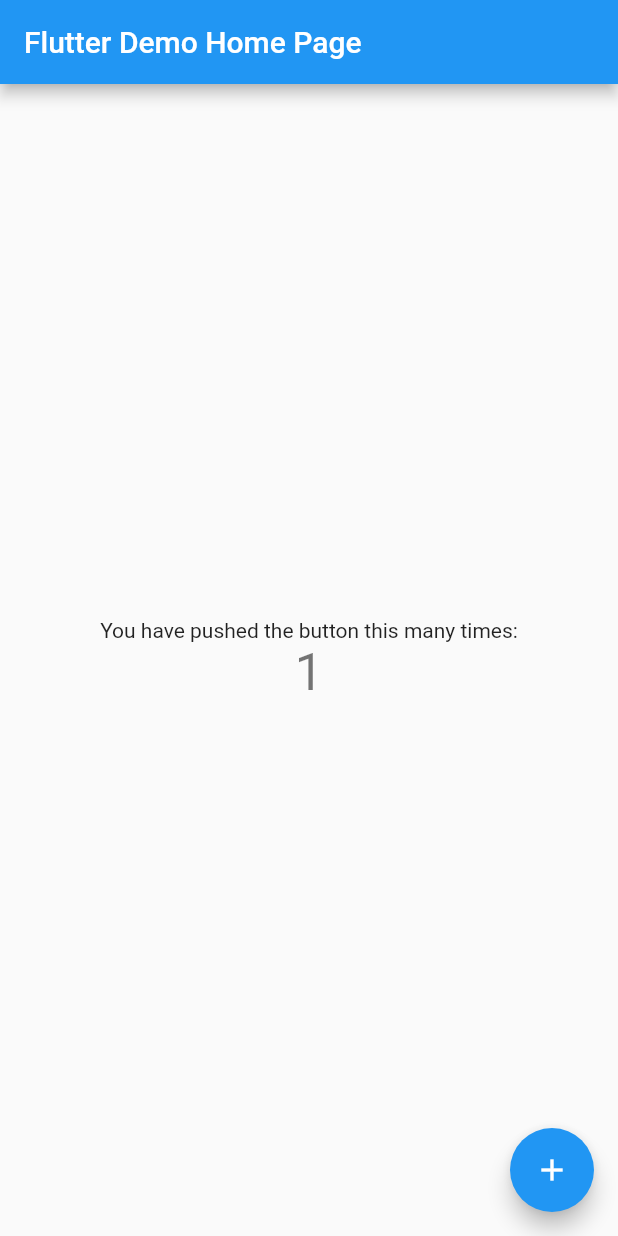
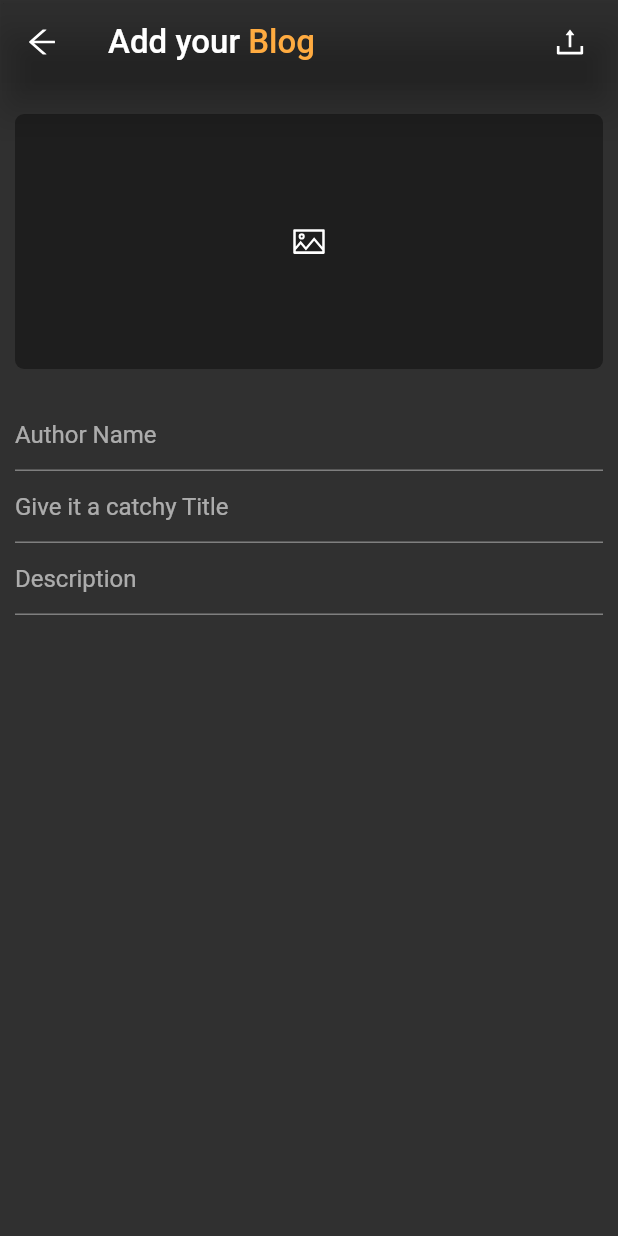
Before and after one commit to fidelisakilan/flutter_blog, a Flutter app: the screen it shows after launch, after a tap on the "add" icon, on a phone screen of 412 x 824 dp. Run offline on Flutter 3.47's test engine with Material 2 defaults, Android fonts, the phone set to English and light mode, and no system bars; our stand-ins replace cloud_firestore, firebase_core, firebase_storage, flutter_icons, image_picker, random_string; accounts and stored records are empty; network calls fail.

Commit message:
until vid 4 and kinda ui done

```diff
--- a/lib/main.dart
+++ b/lib/main.dart
@@ -1,6 +1,12 @@
+import 'package:firebase_core/firebase_core.dart';
 import 'package:flutter/material.dart';
+import 'package:flutter_blogger/views/home.dart';
 
-void main() {
+void main() async {
+  WidgetsFlutterBinding.ensureInitialized();
+
+  await Firebase.initializeApp();
+
   runApp(MyApp());
 }
 
@@ -10,108 +16,8 @@
   Widget build(BuildContext context) {
     return MaterialApp(
       title: 'Flutter Demo',
-      theme: ThemeData(
-        // This is the theme of your application.
-        //
-        // Try running your application with "flutter run". You'll see the
-        // application has a blue toolbar. Then, without quitting the app, try
-        // changing the primarySwatch below to Colors.green and then invoke
-        // "hot reload" (press "r" in the console where you ran "flutter run",
-        // or simply save your changes to "hot reload" in a Flutter IDE).
-        // Notice that the counter didn't reset back to zero; the application
-        // is not restarted.
-        primarySwatch: Colors.blue,
-        // This makes the visual density adapt to the platform that you run
-        // the app on. For desktop platforms, the controls will be smaller and
-        // closer together (more dense) than on mobile platforms.
-        visualDensity: VisualDensity.adaptivePlatformDensity,
-      ),
-      home: MyHomePage(title: 'Flutter Demo Home Page'),
+      theme: ThemeData.dark(),
+      home: HomePage(),
     );
   }
 }
-
-class MyHomePage extends StatefulWidget {
-  MyHomePage({Key key, this.title}) : super(key: key);
-
-  // This widget is the home page of your application. It is stateful, meaning
-  // that it has a State object (defined below) that contains fields that affect
-  // how it looks.
-
-  // This class is the configuration for the state. It holds the values (in this
-  // case the title) provided by the parent (in this case the App widget) and
-  // used by the build method of the State. Fields in a Widget subclass are
-  // always marked "final".
-
-  final String title;
-
-  @override
-  _MyHomePageState createState() => _MyHomePageState();
-}
-
-class _MyHomePageState extends State<MyHomePage> {
-  int _counter = 0;
-
-  void _incrementCounter() {
-    setState(() {
-      // This call to setState tells the Flutter framework that something has
-      // changed in this State, which causes it to rerun the build method below
-      // so that the display can reflect the updated values. If we changed
-      // _counter without calling setState(), then the build method would not be
-      // called again, and so nothing would appear to happen.
-      _counter++;
-    });
-  }
-
-  @override
-  Widget build(BuildContext context) {
-    // This method is rerun every time setState is called, for instance as done
-    // by the _incrementCounter method above.
-    //
-    // The Flutter framework has been optimized to make rerunning build methods
-    // fast, so that you can just rebuild anything that needs updating rather
-    // than having to individually change instances of widgets.
-    return Scaffold(
-      appBar: AppBar(
-        // Here we take the value from the MyHomePage object that was created by
-        // the App.build method, and use it to set our appbar title.
-        title: Text(widget.title),
-      ),
-      body: Center(
-        // Center is a layout widget. It takes a single child and positions it
-        // in the middle of the parent.
-        child: Column(
-          // Column is also a layout widget. It takes a list of children and
-          // arranges them vertically. By default, it sizes itself to fit its
-          // children horizontally, and tries to be as tall as its parent.
-          //
-          // Invoke "debug painting" (press "p" in the console, choose the
-          // "Toggle Debug Paint" action from the Flutter Inspector in Android
-          // Studio, or the "Toggle Debug Paint" command in Visual Studio Code)
-          // to see the wireframe for each widget.
-          //
-          // Column has various properties to control how it sizes itself and
-          // how it positions its children. Here we use mainAxisAlignment to
-          // center the children vertically; the main axis here is the vertical
-          // axis because Columns are vertical (the cross axis would be
-          // horizontal).
-          mainAxisAlignment: MainAxisAlignment.center,
-          children: <Widget>[
-            Text(
-              'You have pushed the button this many times:',
-            ),
-            Text(
-              '$_counter',
-              style: Theme.of(context).textTheme.headline4,
-            ),
-          ],
-        ),
-      ),
-      floatingActionButton: FloatingActionButton(
-        onPressed: _incrementCounter,
-        tooltip: 'Increment',
-        child: Icon(Icons.add),
-      ), // This trailing comma makes auto-formatting nicer for build methods.
-    );
-  }
-}
--- /dev/null
+++ b/lib/services/crud.dart
@@ -0,0 +1,16 @@
+import 'package:cloud_firestore/cloud_firestore.dart';
+
+class CrudMethods {
+  Future<void> addData(blogData) async {
+    FirebaseFirestore.instance
+        .collection("blogs")
+        .add(blogData)
+        .catchError((e) {
+      print(e);
+    });
+  }
+
+  getData() async {
+    return await FirebaseFirestore.instance.collection("blogs").get();
+  }
+}
--- /dev/null
+++ b/lib/views/create_blog.dart
@@ -0,0 +1,154 @@
+import 'dart:io';
+
+import 'package:firebase_storage/firebase_storage.dart';
+import 'package:flutter/material.dart';
+import 'package:flutter_blogger/services/crud.dart';
+import 'package:flutter_icons/flutter_icons.dart';
+import 'package:image_picker/image_picker.dart';
+import 'package:random_string/random_string.dart';
+
+class CreateBlog extends StatefulWidget {
+  @override
+  _CreateBlogState createState() => _CreateBlogState();
+}
+
+class _CreateBlogState extends State<CreateBlog> {
+  bool _isLoading = false;
+  File selectedImage;
+  final picker = ImagePicker();
+  String authorName, title, desc;
+  CrudMethods crudMethods = new CrudMethods();
+  Future getImage() async {
+    var image = await picker.getImage(source: ImageSource.gallery);
+
+    setState(() {
+      selectedImage = File(image.path);
+    });
+  }
+
+  uploadBlog() async {
+    if (selectedImage != null) {
+      setState(() {
+        _isLoading == true;
+      });
+      //uploading image firebse storage
+      StorageReference firebaseStorageRef = FirebaseStorage.instance
+          .ref()
+          .child("blogImages")
+          .child("${randomAlphaNumeric(9)}.jpg");
+      final StorageUploadTask task = firebaseStorageRef.putFile(selectedImage);
+      var downloadUrl = await (await task.onComplete).ref.getDownloadURL();
+      print("this is the url of the image: $downloadUrl");
+      Map<String, dynamic> blogMap = {
+        "imgUrl": downloadUrl,
+        "authorName": authorName,
+        "title": title,
+        "description": desc,
+      };
+      crudMethods.addData(blogMap).then((result) {
+        Navigator.pop(context);
+      });
+    } else {}
+  }
+
+  @override
+  Widget build(BuildContext context) {
+    return Scaffold(
+      appBar: AppBar(
+        elevation: 10,
+        backgroundColor: Colors.transparent,
+        centerTitle: true,
+        leading: IconButton(
+            icon: Icon(AntDesign.arrowleft),
+            onPressed: () => Navigator.pop(context)),
+        actions: [
+          Padding(
+            padding: const EdgeInsets.only(right: 8.0),
+            child: IconButton(
+                icon: Icon(AntDesign.upload),
+                onPressed: () {
+                  uploadBlog();
+                }),
+          )
+        ],
+        title: Row(
+          children: <Widget>[
+            Text(
+              "Add your ",
+              style: TextStyle(fontSize: 22),
+            ),
+            Text(
+              "Blog",
+              style: TextStyle(fontSize: 22, color: Colors.orangeAccent),
+            )
+          ],
+        ),
+      ),
+      body: _isLoading == true
+          ? Container(
+              alignment: Alignment.center,
+              child: CircularProgressIndicator(),
+            )
+          : Container(
+              margin: EdgeInsets.symmetric(horizontal: 10, vertical: 10),
+              child: Column(
+                children: [
+                  SizedBox(
+                    height: 10,
+                  ),
+                  GestureDetector(
+                    onTap: () {
+                      getImage();
+                    },
+                    child: selectedImage != null
+                        ? Container(
+                            decoration: BoxDecoration(
+                                color: Colors.black38,
+                                borderRadius: BorderRadius.circular(6)),
+                            height: 170,
+                            width: MediaQuery.of(context).size.width,
+                            child: ClipRRect(
+                              borderRadius: BorderRadius.circular(6),
+                              child: Image.file(
+                                selectedImage,
+                                fit: BoxFit.cover,
+                              ),
+                            ),
+                          )
+                        : Container(
+                            decoration: BoxDecoration(
+                                color: Colors.black38,
+                                borderRadius: BorderRadius.circular(6)),
+                            height: 170,
+                            width: MediaQuery.of(context).size.width,
+                            child: Icon(AntDesign.picture),
+                          ),
+                  ),
+                  SizedBox(
+                    height: 20,
+                  ),
+                  TextField(
+                    decoration: InputDecoration(hintText: "Author Name"),
+                    onChanged: (val) {
+                      authorName = val;
+                    },
+                  ),
+                  TextField(
+                    decoration:
+                        InputDecoration(hintText: "Give it a catchy Title"),
+                    onChanged: (val) {
+                      title = val;
+                    },
+                  ),
+                  TextField(
+                    decoration: InputDecoration(hintText: "Description"),
+                    onChanged: (val) {
+                      desc = val;
+                    },
+                  ),
+                ],
+              ),
+            ),
+    );
+  }
+}
--- /dev/null
+++ b/lib/views/home.dart
@@ -0,0 +1,159 @@
+import 'package:cloud_firestore/cloud_firestore.dart';
+import 'package:flutter/material.dart';
+import 'package:flutter_blogger/services/crud.dart';
+import 'package:flutter_blogger/views/create_blog.dart';
+
+class HomePage extends StatefulWidget {
+  @override
+  _HomePageState createState() => _HomePageState();
+}
+
+class _HomePageState extends State<HomePage> {
+  CrudMethods crudMethods = new CrudMethods();
+
+  QuerySnapshot blogSnapshot;
+  Widget blogList() {
+    return blogSnapshot != null
+        ? Container(
+            child: SingleChildScrollView(
+              child: Column(
+                children: <Widget>[
+                  ListView.builder(
+                    padding: EdgeInsets.symmetric(horizontal: 16),
+                    shrinkWrap: true,
+                    itemBuilder: (context, index) {
+                      return BlogsTile(
+                        authorName:
+                            blogSnapshot.docs[index].data()['authorName'],
+                        description:
+                            blogSnapshot.docs[index].data()['description'],
+                        imgUrl: blogSnapshot.docs[index].data()['imgUrl'],
+                        title: blogSnapshot.docs[index].data()['title'],
+                      );
+                    },
+                    itemCount: blogSnapshot.docs.length,
+                  )
+                ],
+              ),
+            ),
+          )
+        : Center(
+            child: Container(
+              child: CircularProgressIndicator(),
+            ),
+          );
+  }
+
+  @override
+  void initState() {
+    crudMethods.getData().then((result) {
+      setState(() {
+        blogSnapshot = result;
+      });
+    });
+    super.initState();
+  }
+
+  @override
+  Widget build(BuildContext context) {
+    return Scaffold(
+      appBar: AppBar(
+        elevation: 10,
+        backgroundColor: Colors.transparent,
+        title: Row(
+          mainAxisAlignment: MainAxisAlignment.center,
+          children: <Widget>[
+            Text(
+              "Flutter",
+              style: TextStyle(fontSize: 22),
+            ),
+            Text(
+              "Blog",
+              style: TextStyle(fontSize: 22, color: Colors.orangeAccent),
+            )
+          ],
+        ),
+      ),
+      body: blogList(),
+      floatingActionButtonLocation: FloatingActionButtonLocation.centerFloat,
+      floatingActionButton: FloatingActionButton(
+        tooltip: 'create stuff',
+        splashColor: Colors.white,
+        onPressed: () {
+          Navigator.push(
+              context, MaterialPageRoute(builder: (context) => CreateBlog()));
+        },
+        child: Icon(Icons.add),
+      ),
+    );
+  }
+}
+
+class BlogsTile extends StatelessWidget {
+  String imgUrl, title, description, authorName;
+  BlogsTile(
+      {@required this.authorName,
+      @required this.description,
+      @required this.imgUrl,
+      @required this.title});
+  @override
+  Widget build(BuildContext context) {
+    return Container(
+      margin: EdgeInsets.only(bottom: 16),
+      height: 170,
+      child: Stack(
+        children: [
+          ClipRRect(
+            child: Image.network(
+              imgUrl,
+              fit: BoxFit.cover,
+              width: MediaQuery.of(context).size.width,
+            ),
+            borderRadius: BorderRadius.circular(6),
+          ),
+          Container(
+            decoration: BoxDecoration(
+              borderRadius: BorderRadius.circular(6),
+              color: Colors.black45.withOpacity(0.3),
+            ),
+          ),
+          Container(
+            width: MediaQuery.of(context).size.width,
+            child: Column(
+              mainAxisAlignment: MainAxisAlignment.center,
+              crossAxisAlignment: CrossAxisAlignment.center,
+              children: [
+                Text(
+                  title,
+                  textAlign: TextAlign.center,
+                  style: TextStyle(fontSize: 25, fontWeight: FontWeight.w500),
+                ),
+                SizedBox(
+                  height: 4,
+                ),
+                Text(
+                  authorName,
+                  textAlign: TextAlign.center,
+                  style: TextStyle(
+                    fontSize: 17,
+                  ),
+                ),
+                SizedBox(
+                  height: 4,
+                ),
+                Text(
+                  description,
+                  textAlign: TextAlign.center,
+                  style: TextStyle(
+                    fontSize: 14,
+                    fontWeight: FontWeight.w400,
+                  ),
+                ),
+              ],
+            ),
+          )
+        ],
+      ),
+    );
+  }
+}
```
Also changed, not shown: pubspec.yaml (+6 -6 lines), pubspec.lock.
